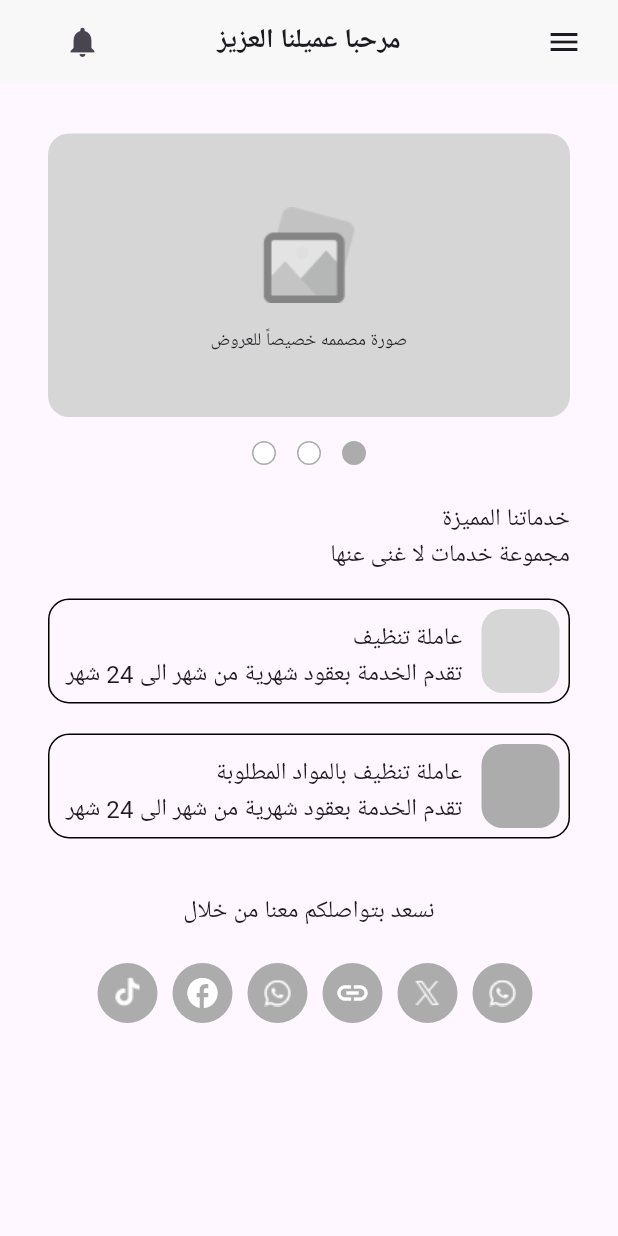
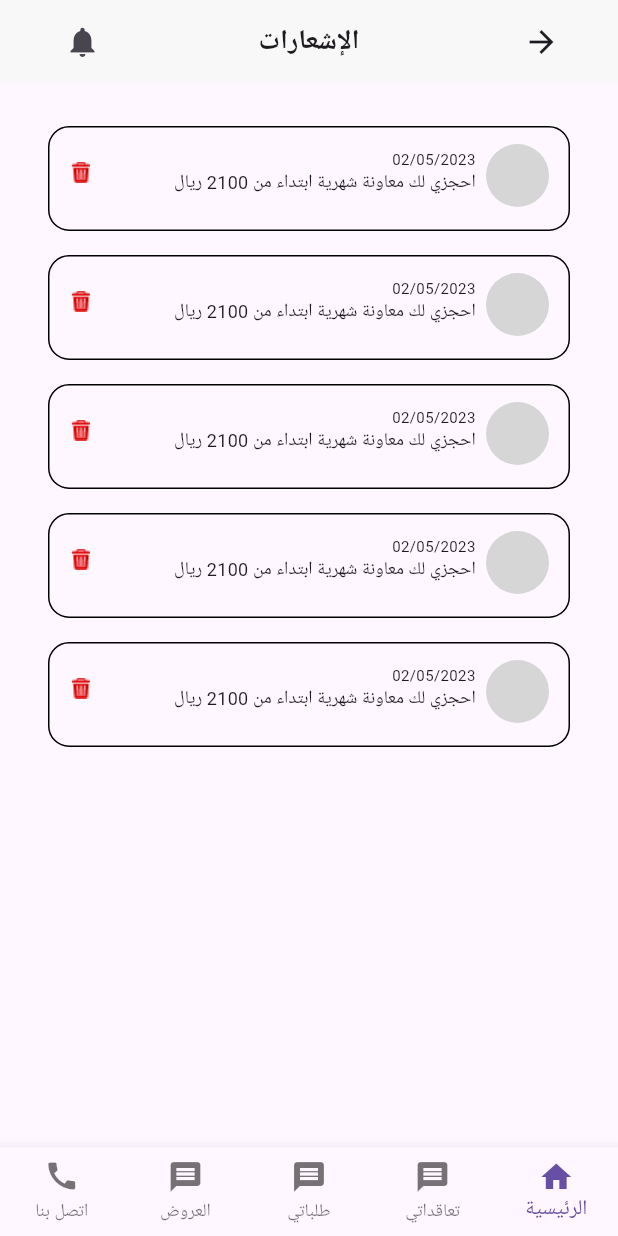
Before and after one commit to Salma-Ahmed3/ThePlattForm, a Flutter app: the screen it shows after launch, after a tap on the "notifications" icon, on a phone screen of 412 x 824 dp. Run offline on Flutter 3.47's test engine with Material 3 defaults, Android fonts, the phone set to English and light mode, and no system bars; Roboto replaces fonts that are missing (Alexandria).

Commit message:
Finish Home Page + Notification Page

```diff
--- a/lib/Feauters/Home/Presentation/Views/Widgets/home_view_body.dart
+++ b/lib/Feauters/Home/Presentation/Views/Widgets/home_view_body.dart
@@ -3,16 +3,19 @@ import 'package:nowproject/Feauters/Home/Presentation/Views/Widgets/custom_dot_c
 import 'package:nowproject/Feauters/Home/Presentation/Views/Widgets/custom_photo.dart';
 import 'package:nowproject/Feauters/Home/Presentation/Views/Widgets/distinguished_services.dart';
 import 'package:nowproject/Feauters/Home/Presentation/Views/Widgets/social_media_icons_item.dart';
-import 'package:nowproject/Feauters/Logo/Presentation/Views/logo_view.dart';
+import 'package:nowproject/Feauters/Home/Presentation/Views/Widgets/test_page.dart';
+import 'package:nowproject/Feauters/Hourly%20service/Presentatio/Views/hourly_service_view.dart';
 import 'package:nowproject/core/utils/app_text_style.dart';
-import 'package:nowproject/core/utils/custom_button.dart';
+import 'package:nowproject/core/utils/custom_button_home_view.dart';
+import 'package:nowproject/core/utils/custom_nav_bar.dart';
 
 class HomeViewBody extends StatelessWidget {
   const HomeViewBody({super.key});
 
   @override
   Widget build(BuildContext context) {
-    return  SingleChildScrollView(
+    return Scaffold(
+      body: SingleChildScrollView(
         child: Padding(
           padding: const EdgeInsets.symmetric(horizontal: 32),
           child: Column(
@@ -24,32 +27,38 @@ class HomeViewBody extends StatelessWidget {
               const SizedBox(height: 24,),
               const DistinguishedServices(),
               const SizedBox(height: 17,),
-            CustomButton(titletext: 'عاملة تنظيف', subtitletext: 'تقدم الخدمة بعقود شهرية من شهر الى 24 شهر', colorSmallContainer: const Color(0xffD6D6D6),
+              CustomButtonHomeView(
+                titletext: 'خدمة بالساعة',
+                subtitletext:'خدمات منزلية بنظام الساعات',
+                colorSmallContainer: const Color(0xffD6D6D6),
                 onTap: () {
                   Navigator.push(
                     context,
-                  MaterialPageRoute(builder: (context) => const LogoView()),
+                    MaterialPageRoute(builder: (context) => const HourlyService()),
                   );
-            }
+                },
               ),
               const SizedBox(height: 20,),
-             CustomButton(titletext: 'عاملة تنظيف بالمواد المطلوبة', subtitletext: 'تقدم الخدمة بعقود شهرية من شهر الى 24 شهر', colorSmallContainer: Color(0xffACACAC),
+              CustomButtonHomeView(
+                titletext: 'خدمة مقيمة',
+                subtitletext: 'نظام الباقات الشهرية والسنوية',
+                colorSmallContainer: Color(0xffACACAC),
                 onTap: () {
                   Navigator.push(
                     context,
-                  MaterialPageRoute(builder: (context) => const LogoView()),
+                    MaterialPageRoute(builder: (context) => const TestPage()),
                   );
-            }
+                },
               ),
               const SizedBox(height: 36,),
-                    Text('نسعد بتواصلكم معنا من خلال'  , style: TextStyles.regular16,),
+              const Text('نسعد بتواصلكم معنا من خلال', style: TextStyles.regular16,),
               const SizedBox(height: 23,),
-
-             SocialMediaIconsItem(),
-
+              const SocialMediaIconsItem(),
             ],
           ),
         ),
+      ),
+      bottomNavigationBar: const CustomNavBar(),
     );
   }
 }
--- a/lib/Feauters/Home/Presentation/Views/Widgets/social_media_icons.dart
+++ b/lib/Feauters/Home/Presentation/Views/Widgets/social_media_icons.dart
@@ -5,13 +5,15 @@ import 'package:flutter/widgets.dart';
 class SocialMediaIcons extends StatelessWidget {
   const SocialMediaIcons({super.key, required this.icon});
 final Widget icon;
+
+
   @override
   Widget build(BuildContext context) {
     return  Row(
        children: [
        CircleAvatar(
          radius: 20,
-         backgroundColor: const Color(0xffACACAC),
+         backgroundColor: Color(0xffACACAC),
          child:
       icon
        )
--- a/lib/Feauters/Home/Presentation/Views/Widgets/social_media_icons_item.dart
+++ b/lib/Feauters/Home/Presentation/Views/Widgets/social_media_icons_item.dart
@@ -16,10 +16,10 @@ class SocialMediaIconsItem extends StatelessWidget {
         SocialMediaIcons(icon:  Image.asset ('assets/images/xApp.png'),),
               const SizedBox(width: 10,),
 
-        SocialMediaIcons(icon: const Icon(Icons.link , color: Colors.white,)),
+        SocialMediaIcons(icon:  Image.asset ('assets/images/linkedin.png')),
               const SizedBox(width: 10,),
 
-        SocialMediaIcons(icon:  Image.asset ('assets/images/WhatsApp.png'),),
+        SocialMediaIcons(icon:  Image.asset ('assets/images/instaIcon.png'),),
               const SizedBox(width: 10,),
 
           const SocialMediaIcons(icon: Icon(Icons.facebook , color: Colors.white,),),
--- /dev/null
+++ b/lib/Feauters/Home/Presentation/Views/Widgets/test_page.dart
@@ -0,0 +1,20 @@
+import 'package:flutter/material.dart';
+
+class TestPage extends StatelessWidget {
+  const TestPage({super.key});
+
+  @override
+  Widget build(BuildContext context) {
+    return const Scaffold(
+      body: Center(
+        child: Column(
+
+          children: [
+            SizedBox(height: 100,),
+            Text('TEST')
+          ],
+        ),
+      ),
+    );
+  }
+}
--- a/lib/Feauters/Home/Presentation/Views/home_view.dart
+++ b/lib/Feauters/Home/Presentation/Views/home_view.dart
@@ -1,6 +1,6 @@
 import 'package:flutter/material.dart';
 import 'package:nowproject/Feauters/Home/Presentation/Views/Widgets/home_view_body.dart';
-import 'package:nowproject/core/Widgets/build_app_bar.dart';
+import 'package:nowproject/core/Widgets/build_app_bar_home_view.dart';
 
 class HomeView extends StatelessWidget {
   const HomeView({super.key});
@@ -10,8 +10,8 @@ class HomeView extends StatelessWidget {
     return Directionality(
       textDirection: TextDirection.rtl,
       child: Scaffold(
-        appBar: buildAppbar(),
-        body: const HomeViewBody()
+        appBar: buildAppbarHomeView(context),
+        body: const HomeViewBody(),
       ),
     );
   }
--- /dev/null
+++ b/lib/Feauters/Hourly service/Presentatio/Views/hourly_service_view.dart
@@ -0,0 +1,10 @@
+import 'package:flutter/material.dart';
+
+class HourlyService extends StatelessWidget {
+  const HourlyService({super.key});
+
+  @override
+  Widget build(BuildContext context) {
+    return const Placeholder();
+  }
+}
--- /dev/null
+++ b/lib/Feauters/Notification/Presentation/Views/Widgets/notification_view_body.dart
@@ -0,0 +1,107 @@
+import 'package:flutter/material.dart';
+import 'package:nowproject/core/utils/app_text_style.dart';
+import 'package:nowproject/core/utils/custom_nav_bar.dart';
+
+class NotificationViewBody extends StatelessWidget {
+  const NotificationViewBody({super.key});
+
+  @override
+  Widget build(BuildContext context) {
+    return const Scaffold(
+      body:  Padding(
+        padding:  EdgeInsets.symmetric(horizontal: 32),
+        child:  Column(
+          children: [
+            SizedBox(height: 28,),
+            CustomButtonNotifications(titletext: '02/05/2023', colorSmallContainer: Color(0xffD6D6D6), subtitletext: 'احجزي لك معاونة شهرية ابتداء من 2100 ريال',),
+            SizedBox(height: 16,),
+            CustomButtonNotifications(titletext: '02/05/2023', colorSmallContainer: Color(0xffD6D6D6), subtitletext: 'احجزي لك معاونة شهرية ابتداء من 2100 ريال',),
+            SizedBox(height: 16,),
+            CustomButtonNotifications(titletext: '02/05/2023', colorSmallContainer: Color(0xffD6D6D6), subtitletext: 'احجزي لك معاونة شهرية ابتداء من 2100 ريال',),
+            SizedBox(height: 16,),
+            CustomButtonNotifications(titletext: '02/05/2023', colorSmallContainer: Color(0xffD6D6D6), subtitletext: 'احجزي لك معاونة شهرية ابتداء من 2100 ريال',),
+            SizedBox(height: 16,),
+            CustomButtonNotifications(titletext: '02/05/2023', colorSmallContainer: Color(0xffD6D6D6), subtitletext: 'احجزي لك معاونة شهرية ابتداء من 2100 ريال',),
+          ],
+        ),
+      ),
+      bottomNavigationBar: CustomNavBar(),
+
+    );
+  }
+}
+
+
+
+class CustomButtonNotifications extends StatelessWidget {
+  const CustomButtonNotifications({
+    super.key,
+    required this.subtitletext,
+    required this.titletext,
+    required this.colorSmallContainer,
+    this.onTap,
+    this.onDelete,
+  });
+
+  final String subtitletext;
+  final String titletext;
+  final Color colorSmallContainer;
+  final void Function()? onTap;
+  final void Function()? onDelete;
+
+  @override
+  Widget build(BuildContext context) {
+    return GestureDetector(
+      onTap: onTap ?? () {},
+      child: Stack(
+        children: [
+          Container(
+            width: double.infinity,
+            height: 70,
+            decoration: BoxDecoration(
+              color: Colors.transparent,
+              borderRadius: BorderRadius.circular(14),
+              border: Border.all(
+                color: const Color(0xff000000),
+                width: 1,
+              ),
+            ),
+          ),
+          const Positioned(
+            top: 12,
+            bottom: 16,
+            child: CircleAvatar(
+              radius: 35,
+              backgroundColor: Color(0xffD6D6D6),
+            ),
+          ),
+          Positioned(
+            top: 15,
+            right: 63,
+            child: Text(titletext, style: TextStyles.regular10),
+          ),
+          Positioned(
+            top: 29,
+            right: 63,
+            bottom: 19,
+            child: Text(subtitletext, style: TextStyles.regular12),
+          ),
+          Positioned(
+            top: 18,
+            bottom: 26,
+            left:16,
+           child: GestureDetector(
+              onTap: onDelete ?? () {
+
+              },
+              child: Image.asset(
+                'assets/images/deleteIcon.png',
+                width: 12,
+                height: 14,
+              ),),
+          ),
+        ],
+      ),
+    );
+  }
+}
--- /dev/null
+++ b/lib/Feauters/Notification/Presentation/Views/notification_view.dart
@@ -0,0 +1,18 @@
+import 'package:flutter/material.dart';
+import 'package:nowproject/Feauters/Notification/Presentation/Views/Widgets/notification_view_body.dart';
+import 'package:nowproject/core/Widgets/build_app_bar_notification.dart';
+
+class NotificationView extends StatelessWidget {
+  const NotificationView({super.key});
+
+  @override
+  Widget build(BuildContext context) {
+    return Directionality(
+      textDirection: TextDirection.rtl,
+      child: Scaffold(
+        appBar: buildAppbarNotification(context),
+        body: const NotificationViewBody()
+      ),
+    );
+  }
+}
--- a/lib/core/Widgets/build_app_bar.dart
+++ /dev/null
@@ -1,31 +0,0 @@
-import 'package:flutter/material.dart';
-import 'package:nowproject/core/utils/app_text_style.dart';
-
-AppBar buildAppbar() {
-    return AppBar(
-        backgroundColor: const Color(0xffF8F8F8),
-        centerTitle: true,
-        title: const Text(
-          "مرحبا عميلنا العزيز",
-          style: TextStyles.semiBold18,
-        ),
-        leading: Padding(
-          padding: const EdgeInsets.only(right: 31),
-          child: IconButton(
-            icon: const Icon(Icons.menu),
-            onPressed: () {
-            },
-          ),
-        ),
-        actions: [
-          Padding(
-                     padding: const EdgeInsets.only(left: 31),
-            child: IconButton(
-              icon: const Icon(Icons.notifications),
-              onPressed: () {
-              },
-            ),
-          ),
-        ],
-      );
-  }
--- /dev/null
+++ b/lib/core/Widgets/build_app_bar_home_view.dart
@@ -0,0 +1,41 @@
+import 'package:flutter/material.dart';
+import 'package:nowproject/Feauters/Home/Presentation/Views/Widgets/test_page.dart';
+import 'package:nowproject/Feauters/Notification/Presentation/Views/notification_view.dart';
+import 'package:nowproject/core/utils/app_text_style.dart';
+
+AppBar buildAppbarHomeView(BuildContext context) {
+  return AppBar(
+    backgroundColor: const Color(0xffF8F8F8),
+    centerTitle: true,
+    title: const Text(
+      "مرحبا عميلنا العزيز",
+      style: TextStyles.semiBold18,
+    ),
+    leading: Padding(
+      padding: const EdgeInsets.only(right: 31),
+      child: IconButton(
+        icon: const Icon(Icons.menu),
+        onPressed: () {
+            Navigator.push(
+              context,
+              MaterialPageRoute(builder: (context) => TestPage()),
+            );
+        },
+      ),
+    ),
+    actions: [
+      Padding(
+        padding: const EdgeInsets.only(left: 31),
+        child: IconButton(
+          icon: const Icon(Icons.notifications),
+          onPressed: () {
+            Navigator.push(
+              context,
+              MaterialPageRoute(builder: (context) => NotificationView()),
+            );
+          },
+        ),
+      ),
+    ],
+  );
+}
--- /dev/null
+++ b/lib/core/Widgets/build_app_bar_notification.dart
@@ -0,0 +1,41 @@
+import 'package:flutter/material.dart';
+import 'package:nowproject/Feauters/Home/Presentation/Views/home_view.dart';
+import 'package:nowproject/Feauters/Notification/Presentation/Views/notification_view.dart';
+import 'package:nowproject/core/utils/app_text_style.dart';
+
+AppBar buildAppbarNotification(BuildContext context) {
+  return AppBar(
+    backgroundColor: const Color(0xffF8F8F8),
+    centerTitle: true,
+    title: const Text(
+      "الإشعارات",
+      style: TextStyles.semiBold18,
+    ),
+    leading: Padding(
+      padding: const EdgeInsets.only(right: 31),
+      child: IconButton(
+        icon: const Icon(Icons.arrow_back_sharp),
+        onPressed: () {
+            Navigator.pop(
+              context,
+              MaterialPageRoute(builder: (context) => const HomeView()),
+            );
+        },
+      ),
+    ),
+    actions: [
+      Padding(
+        padding: const EdgeInsets.only(left: 31),
+        child: IconButton(
+          icon: const Icon(Icons.notifications),
+          onPressed: () {
+            Navigator.push(
+              context,
+              MaterialPageRoute(builder: (context) => NotificationView()),
+            );
+          },
+        ),
+      ),
+    ],
+  );
+}
--- a/lib/core/utils/app_text_style.dart
+++ b/lib/core/utils/app_text_style.dart
@@ -21,4 +21,10 @@ abstract class TextStyles {
     fontWeight: FontWeight.w400,
     fontSize: 16,
   );
+
+  static const TextStyle regular10 = TextStyle(
+    fontFamily: 'Alexandria',
+    fontWeight: FontWeight.w400,
+    fontSize: 10,
+  );
 }
--- a/lib/core/utils/custom_button.dart
+++ b/lib/core/utils/custom_button_home_view.dart
@@ -1,8 +1,8 @@
 import 'package:flutter/material.dart';
 import 'package:nowproject/core/utils/app_text_style.dart';
 
-class CustomButton extends StatelessWidget {
-  const CustomButton({
+class CustomButtonHomeView extends StatelessWidget {
+  const CustomButtonHomeView({
     super.key,
     required this.subtitletext,
     required this.titletext,
--- /dev/null
+++ b/lib/core/utils/custom_nav_bar.dart
@@ -0,0 +1,70 @@
+import 'package:flutter/material.dart';
+import 'package:nowproject/Feauters/Home/Presentation/Views/Widgets/test_page.dart';
+import 'package:nowproject/Feauters/Home/Presentation/Views/home_view.dart';
+
+class CustomNavBar extends StatelessWidget {
+  const CustomNavBar({super.key});
+
+  @override
+  Widget build(BuildContext context) {
+    return BottomNavigationBar(
+      type: BottomNavigationBarType.fixed,
+      items: const [
+        BottomNavigationBarItem(
+          icon: Icon(Icons.home),
+          label: 'الرئيسية',
+        ),
+        BottomNavigationBarItem(
+          icon: Icon(Icons.message),
+          label: 'تعاقداتي',
+        ),
+        BottomNavigationBarItem(
+          icon: Icon(Icons.message),
+          label: 'طلباتي',
+        ),
+        BottomNavigationBarItem(
+          icon: Icon(Icons.message),
+          label: 'العروض',
+        ),
+        BottomNavigationBarItem(
+          icon: Icon(Icons.call),
+          label: 'اتصل بنا',
+        ),
+      ],
+      onTap: (index) {
+        switch (index) {
+          case 0:
+            Navigator.push(
+              context,
+              MaterialPageRoute(builder: (context) =>  HomeView()),
+            );
+            break;
+          case 1:
+            Navigator.push(
+              context,
+              MaterialPageRoute(builder: (context) => const TestPage()),
+            );
+            break;
+          case 2:
+            Navigator.push(
+              context,
+              MaterialPageRoute(builder: (context) => const TestPage()),
+            );
+            break;
+          case 3:
+            Navigator.push(
+              context,
+              MaterialPageRoute(builder: (context) => const TestPage()),
+            );
+            break;
+          case 4:
+            Navigator.push(
+              context,
+              MaterialPageRoute(builder: (context) => const TestPage()),
+            );
+            break;
+        }
+      },
+    );
+  }
+}
```
Also changed, not shown: assets/images/deleteIcon.png (added), assets/images/instaIcon.png (added), assets/images/linkedin.png (added). Lines whose indentation alone changed are shown as unchanged.
